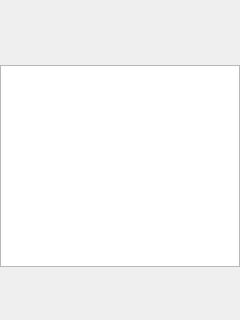
First picture: the form in haina/codes/beluga/client/moblie/BelugaApp/belugaview.ui, repository north0808/haina, before the edit.
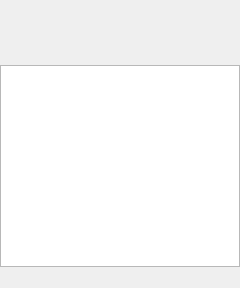
Second picture: the form after the edit.

What changed in the file:
```diff
--- a/haina/codes/beluga/client/moblie/BelugaApp/belugaview.ui
+++ b/haina/codes/beluga/client/moblie/BelugaApp/belugaview.ui
@@ -7,7 +7,7 @@
     <x>0</x>
     <y>0</y>
     <width>240</width>
-    <height>320</height>
+    <height>288</height>
    </rect>
   </property>
   <property name="windowTitle">
```
Left out of the diff: 3 changed lines with no effect on the pictures.
